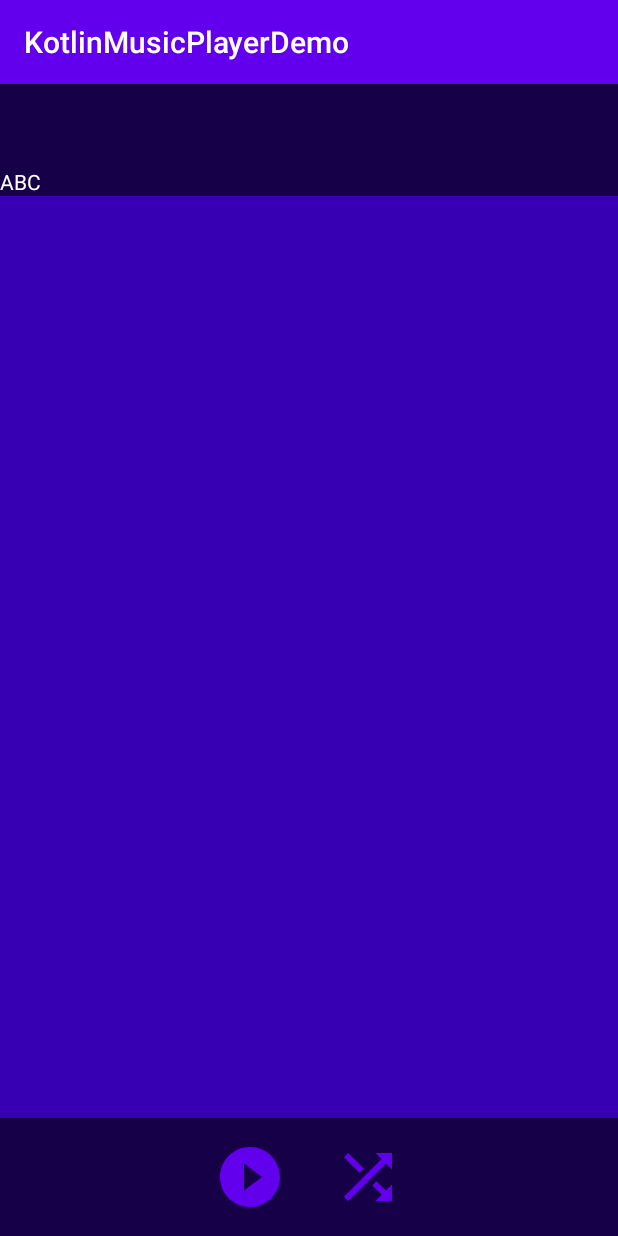
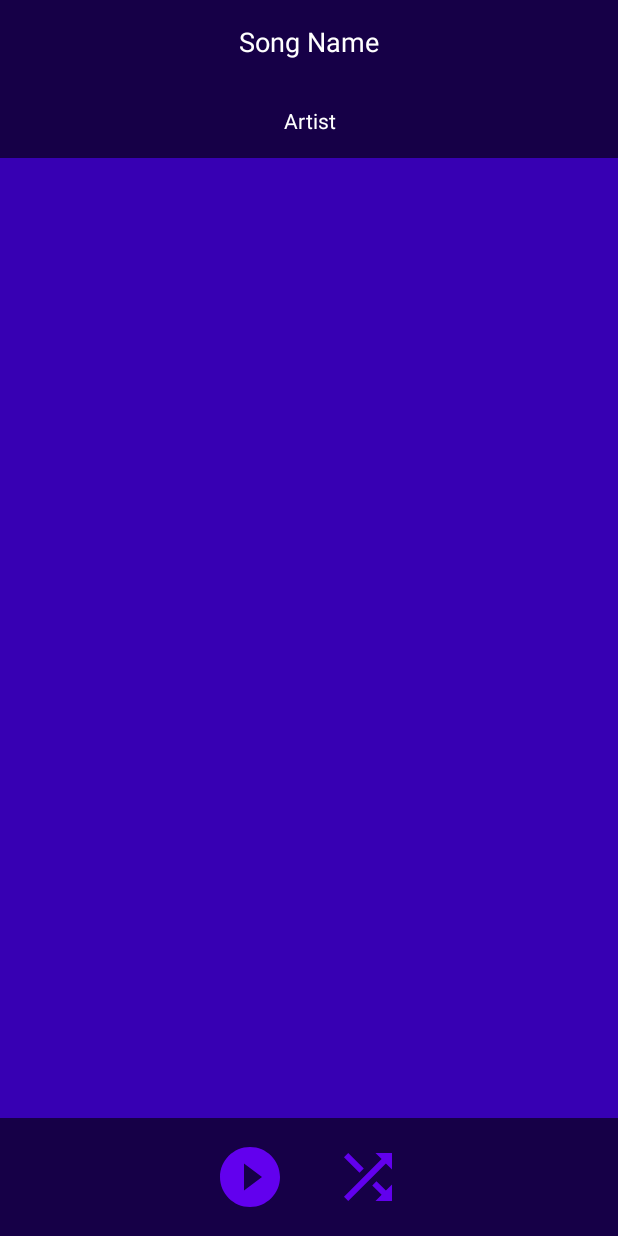
Before and after one commit to nidhikamath2102/KotlinMusicPlayer, an Android app: the screen it shows after launch (MainActivity), on a phone screen of 412 x 824 dp. Run offline under Robolectric (Android 15) with nearby library versions, the phone set to English and light mode, and no system bars.

Commit message:
layout design

```diff
--- a/app/build.gradle
+++ b/app/build.gradle
@@ -30,10 +30,11 @@ dependencies {
     implementation 'androidx.core:core-ktx:1.3.2'
     implementation 'androidx.appcompat:appcompat:1.2.0'
     implementation 'androidx.constraintlayout:constraintlayout:2.0.2'
+    implementation 'com.google.android.material:material:1.2.1'
     testImplementation 'junit:junit:4.12'
     androidTestImplementation 'androidx.test.ext:junit:1.1.2'
     androidTestImplementation 'androidx.test.espresso:espresso-core:3.3.0'
-    implementation "org.jetbrains.kotlinx:kotlinx-coroutines-core:1.3.9"
+    implementation 'org.jetbrains.kotlinx:kotlinx-coroutines-core:1.3.9'
 }
 
 /*
--- a/app/src/main/res/layout/activity_main.xml
+++ b/app/src/main/res/layout/activity_main.xml
@@ -30,7 +30,9 @@
             android:background="@color/transparent"
             android:textColor="@color/white"
             android:textSize="18sp"
-            android:padding="15dp"/>
+            android:padding="15dp"
+            android:text="Song Name"
+            android:gravity="center"/>
 
         <TextView
             android:id="@+id/artist"
@@ -38,7 +40,9 @@
             android:layout_height="wrap_content"
             android:background="@color/transparent"
             android:textColor="@color/white"
-            android:text="ABC"/>
+            android:text="Artist"
+            android:padding="15dp"
+            android:gravity="center"/>
 
     </LinearLayout>
 
--- a/app/src/main/res/values/styles.xml
+++ b/app/src/main/res/values/styles.xml
@@ -1,6 +1,6 @@
 <resources>
     <!-- Base application theme. -->
-    <style name="AppTheme" parent="Theme.AppCompat.Light.DarkActionBar">
+    <style name="AppTheme" parent="Theme.MaterialComponents.Light.NoActionBar">
         <!-- Customize your theme here. -->
         <item name="colorPrimary">@color/colorPrimary</item>
         <item name="colorPrimaryDark">@color/colorPrimaryDark</item>
```
